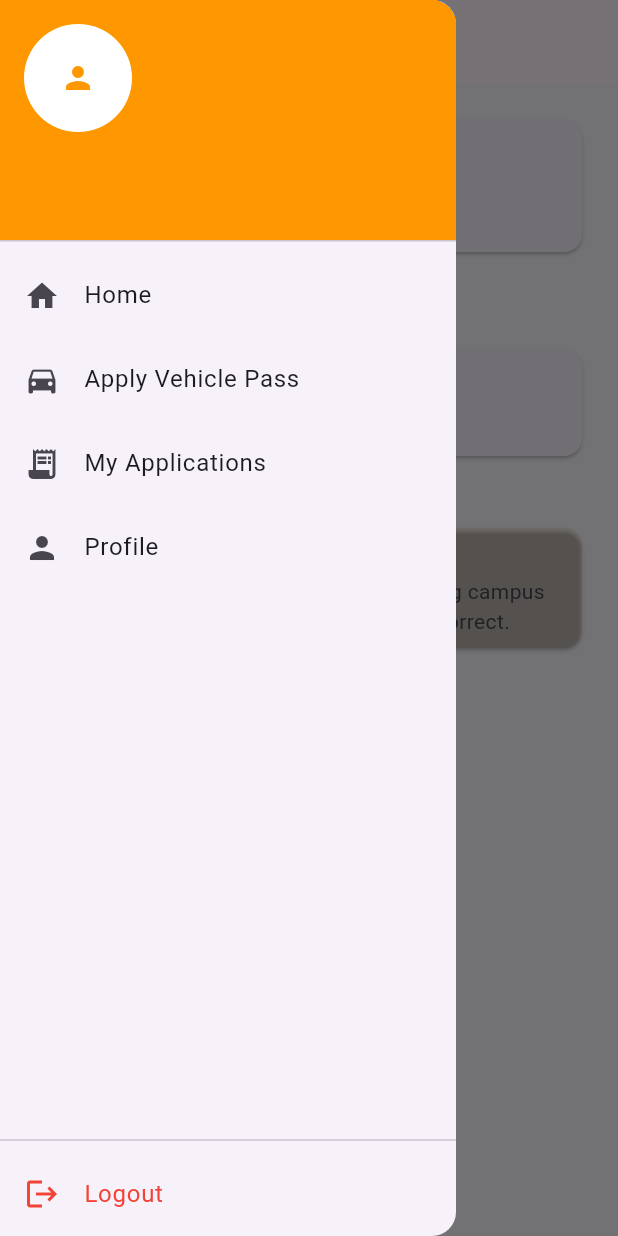
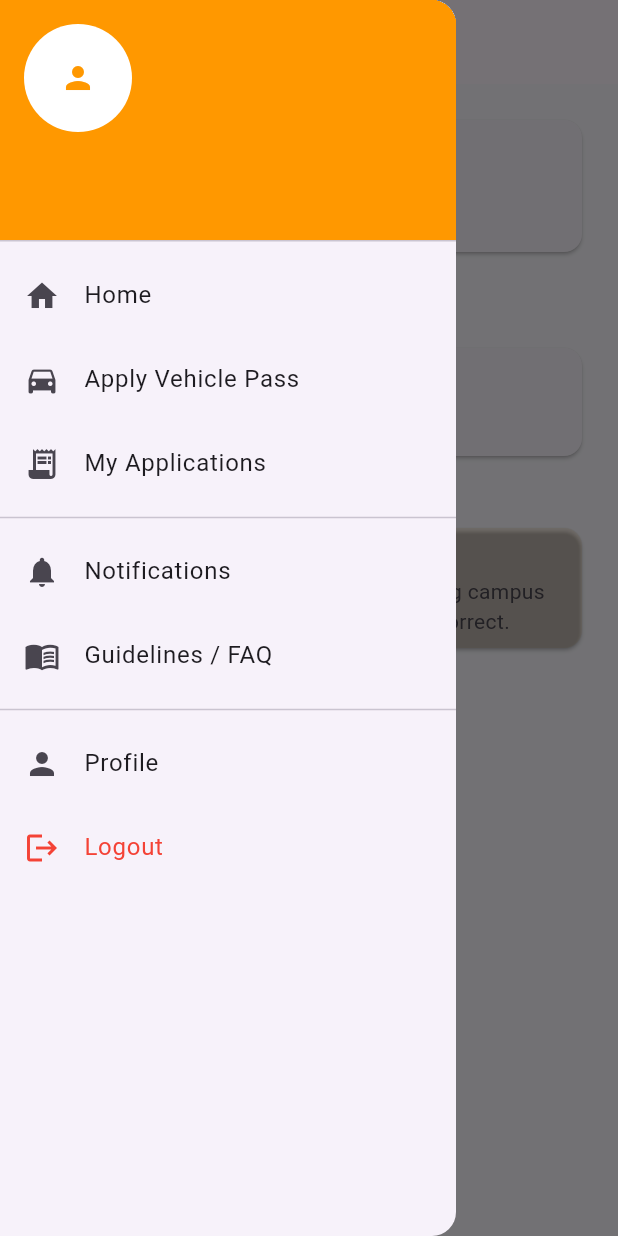
Before and after one commit to albayhaki63/vehiclepass, a Flutter app: the HomePage screen opened directly, with the side drawer open, on a phone screen of 412 x 824 dp. Run offline on Flutter 3.47's test engine with Material 3 defaults, Android fonts, the phone set to English and light mode, and no system bars; our stand-ins replace cloud_firestore, firebase_auth, firebase_core; accounts and stored records are empty.

Commit message:
at side drawer

```diff
--- a/lib/screens/home_page.dart
+++ b/lib/screens/home_page.dart
@@ -6,6 +6,8 @@ import '../auth/login_page.dart';
 import 'apply_pass_page.dart';
 import 'pass_list_page.dart';
 import 'profile_page.dart';
+import 'notifications_page.dart';
+import 'guidelines_page.dart';
 
 class HomePage extends StatefulWidget {
   const HomePage({super.key});
@@ -129,11 +131,9 @@ class _HomePageState extends State<HomePage> {
                       Container(
                         padding: const EdgeInsets.symmetric(horizontal: 12),
                         decoration: BoxDecoration(
-                          // 🔹 FIX: Use cardColor instead of Colors.white
                           color: Theme.of(context).cardColor,
                           borderRadius: BorderRadius.circular(12),
                           border: Border.all(
-                            // 🔹 FIX: Use dividerColor for border
                             color: Theme.of(context).dividerColor,
                           ),
                         ),
@@ -141,13 +141,10 @@ class _HomePageState extends State<HomePage> {
                           child: DropdownButton<String>(
                             value: _selectedPassId,
                             isExpanded: true,
-                            // 🔹 FIX: Ensure dropdown background matches theme
                             dropdownColor: Theme.of(context).cardColor,
-                            // 🔹 FIX: Ensure text style matches theme
                             style: Theme.of(context).textTheme.bodyLarge,
                             icon: Icon(
                               Icons.arrow_drop_down,
-                              // 🔹 FIX: Ensure icon is visible in dark mode
                               color: Theme.of(context).iconTheme.color,
                             ),
                             items: docs.map((doc) {
@@ -312,7 +309,6 @@ class _TipsCard extends StatelessWidget {
   @override
   Widget build(BuildContext context) {
     return Card(
-      // 🔹 FIX: Dynamic color for dark mode support
       color: Theme.of(context).brightness == Brightness.dark
           ? Theme.of(context).cardColor
           : Theme.of(context).primaryColor.withOpacity(0.08),
@@ -389,7 +385,8 @@ class _AppDrawer extends StatelessWidget {
   @override
   Widget build(BuildContext context) {
     return Drawer(
-      child: Column(
+      child: ListView(
+        padding: EdgeInsets.zero,
         children: [
           UserAccountsDrawerHeader(
             decoration: const BoxDecoration(color: Color(0xFFFF9800)),
@@ -403,15 +400,20 @@ class _AppDrawer extends StatelessWidget {
             accountName: Text(username),
             accountEmail: Text(email),
           ),
+
+          // 🏠 Home
           ListTile(
             leading: const Icon(Icons.home),
             title: const Text('Home'),
             onTap: () => Navigator.pop(context),
           ),
+
+          // 🚗 Apply Vehicle Pass
           ListTile(
             leading: const Icon(Icons.directions_car),
             title: const Text('Apply Vehicle Pass'),
             onTap: () {
+              Navigator.pop(context);
               Navigator.push(
                 context,
                 MaterialPageRoute(
@@ -420,10 +422,13 @@ class _AppDrawer extends StatelessWidget {
               );
             },
           ),
+
+          // 📄 My Applications
           ListTile(
             leading: const Icon(Icons.receipt_long),
             title: const Text('My Applications'),
             onTap: () {
+              Navigator.pop(context);
               Navigator.push(
                 context,
                 MaterialPageRoute(
@@ -432,10 +437,47 @@ class _AppDrawer extends StatelessWidget {
               );
             },
           ),
+
+          const Divider(),
+
+          // 🔔 Notifications
+          ListTile(
+            leading: const Icon(Icons.notifications),
+            title: const Text('Notifications'),
+            onTap: () {
+              Navigator.pop(context);
+              Navigator.push(
+                context,
+                MaterialPageRoute(
+                  builder: (_) => const NotificationsPage(),
+                ),
+              );
+            },
+          ),
+
+          // 📘 Guidelines / FAQ
+          ListTile(
+            leading: const Icon(Icons.menu_book),
+            title: const Text('Guidelines / FAQ'),
+            onTap: () {
+              Navigator.pop(context);
+              Navigator.push(
+                context,
+                MaterialPageRoute(
+                  builder: (_) => const GuidelinesPage(),
+                ),
+              );
+            },
+          ),
+
+          const Divider(),
+
+          // 👤 Profile
           ListTile(
             leading: const Icon(Icons.person),
             title: const Text('Profile'),
             onTap: () {
+              Navigator.pop(context);
               Navigator.push(
                 context,
                 MaterialPageRoute(
@@ -444,8 +486,8 @@ class _AppDrawer extends StatelessWidget {
               );
             },
           ),
-          const Spacer(),
-          const Divider(),
+
+          // 🚪 Logout
           ListTile(
             leading: const Icon(Icons.logout, color: Colors.red),
             title: const Text(
@@ -455,6 +497,7 @@ class _AppDrawer extends StatelessWidget {
             onTap: () async {
               Navigator.pop(context);
               await FirebaseAuth.instance.signOut();
+              if (context.mounted) {
                 Navigator.pushAndRemoveUntil(
                   context,
                   MaterialPageRoute(
@@ -462,6 +505,7 @@ class _AppDrawer extends StatelessWidget {
                   ),
                   (_) => false,
                 );
+              }
             },
           ),
         ],
```
Lines whose indentation alone changed are shown as unchanged.
